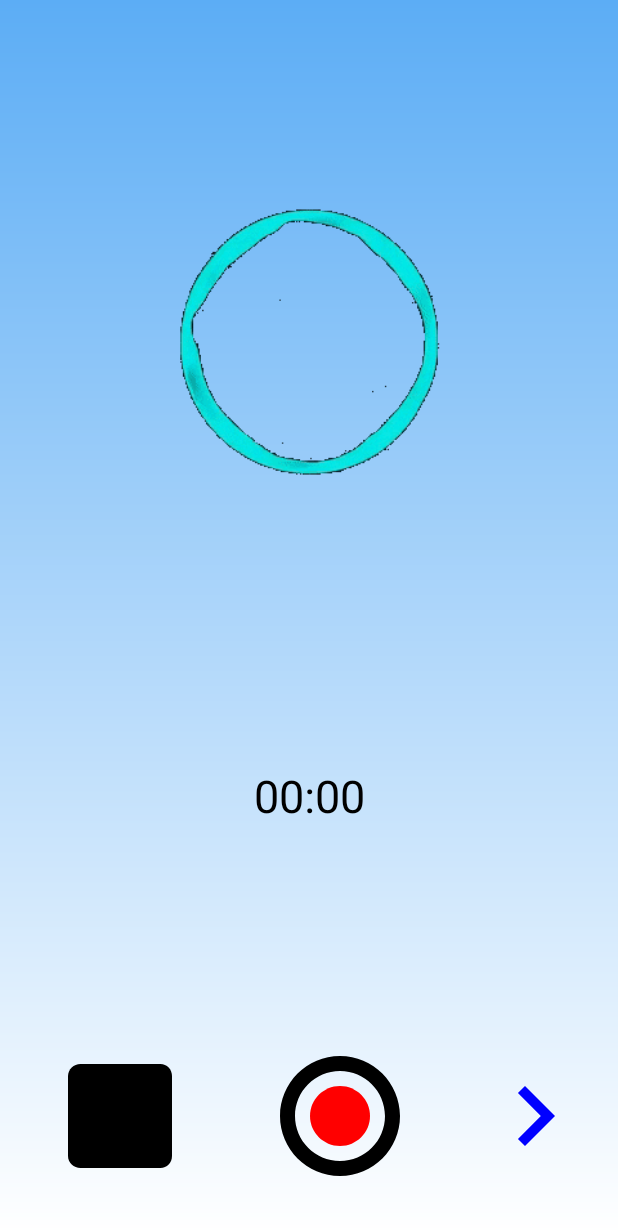
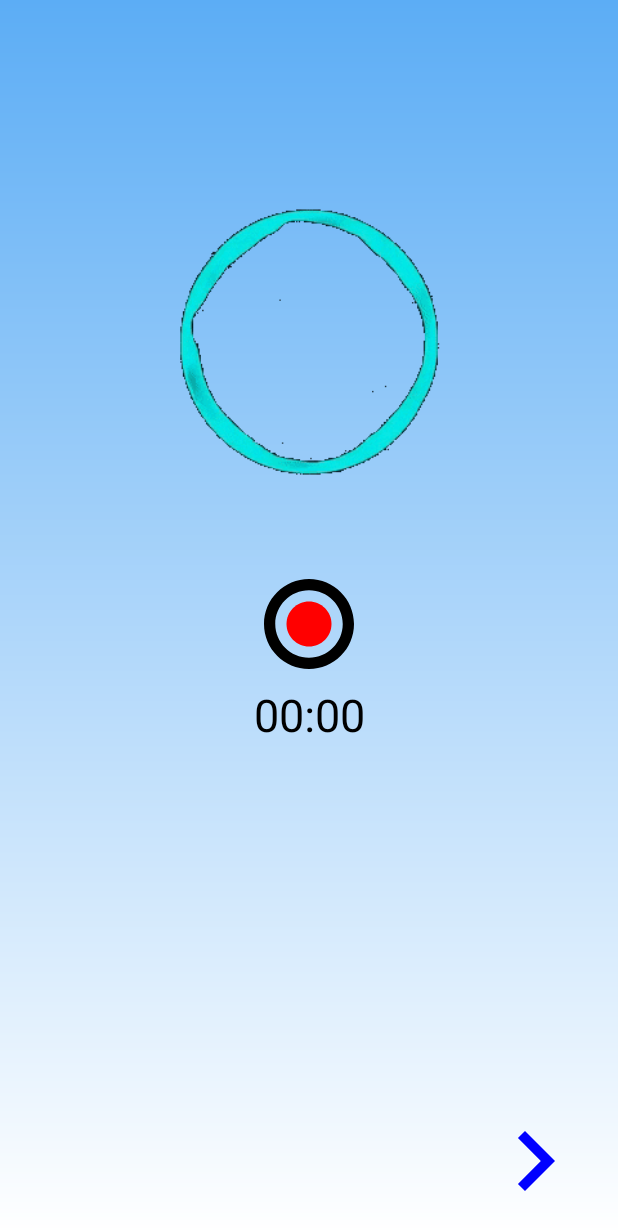
Before and after one commit to ahmad-shaban/age-estimator, an Android app: the RecordActivity screen opened directly, with no data from a screen before it, on a phone screen of 412 x 824 dp. Shown: the top 1230 px of the screen. Run offline under Robolectric (Android 15) with nearby library versions, the phone set to English and light mode, and no system bars.

Commit message:
update record activity interface

```diff
--- /dev/null
+++ b/app/src/main/res/drawable/back_btn.xml
@@ -0,0 +1,5 @@
+<vector android:autoMirrored="true" android:height="24dp"
+    android:tint="#4F4F4F" android:viewportHeight="24"
+    android:viewportWidth="24" android:width="24dp" xmlns:android="http://schemas.android.com/apk/res/android">
+    <path android:fillColor="@android:color/white" android:pathData="M20,11H7.83l5.59,-5.59L12,4l-8,8 8,8 1.41,-1.41L7.83,13H20v-2z"/>
+</vector>
--- /dev/null
+++ b/app/src/main/res/drawable/rec_toggle_btn.xml
@@ -0,0 +1,13 @@
+<?xml version="1.0" encoding="utf-8"?>
+<selector xmlns:android="http://schemas.android.com/apk/res/android">
+
+    <item android:state_checked="false"
+        android:drawable="@drawable/ic_record"
+        />
+
+    <item
+        android:state_checked="true"
+        android:drawable="@drawable/stop"
+        />
+
+</selector>
--- /dev/null
+++ b/app/src/main/res/drawable/stop.xml
@@ -0,0 +1,5 @@
+<vector android:height="24dp" android:tint="#000000"
+    android:viewportHeight="24" android:viewportWidth="24"
+    android:width="24dp" xmlns:android="http://schemas.android.com/apk/res/android">
+    <path android:fillColor="@android:color/white" android:pathData="M6,6h12v12H6z"/>
+</vector>
--- a/app/src/main/res/layout/activity_record.xml
+++ b/app/src/main/res/layout/activity_record.xml
@@ -24,37 +24,22 @@
         android:textSize="30sp"
         android:textAlignment="center"
         android:layout_margin="10dp"
-        app:layout_constraintTop_toBottomOf="@+id/recGif"
-        app:layout_constraintBottom_toTopOf="@+id/recBtn"
+        app:layout_constraintTop_toBottomOf="@+id/recBtn"
         app:layout_constraintStart_toStartOf="parent"
         app:layout_constraintEnd_toEndOf="parent"
         />
 
-    <ImageButton
+    <ToggleButton
         android:id="@+id/recBtn"
-        android:layout_width="100dp"
-        android:layout_height="100dp"
-        android:background="@drawable/round_btn"
-        android:src="@drawable/ic_record"
-        android:scaleType="fitCenter"
-        android:padding="10dp"
-        app:layout_constraintBottom_toBottomOf="parent"
-        app:layout_constraintEnd_toStartOf="@+id/nextBtn"
-        android:layout_marginEnd="30dp"
-        android:layout_marginBottom="30dp"
-        />
-
-    <ImageButton
-        android:id="@+id/stopBtn"
-        android:layout_width="100dp"
-        android:layout_height="100dp"
-        android:background="@drawable/round_btn"
-        android:src="@drawable/ic_stop"
-        android:scaleType="fitCenter"
-        android:padding="15dp"
-        app:layout_constraintBottom_toBottomOf="@+id/recBtn"
+        android:layout_width="60dp"
+        android:layout_height="60dp"
+        android:background="@drawable/rec_toggle_btn"
+        android:textOff=""
+        android:textOn=""
+        app:layout_constraintTop_toBottomOf="@+id/recGif"
         app:layout_constraintStart_toStartOf="parent"
-        android:layout_marginStart="30dp"
+        app:layout_constraintEnd_toEndOf="parent"
+        android:layout_marginTop="20dp"
         />
 
     <ImageButton
@@ -65,7 +50,7 @@
         android:src="@drawable/next"
         android:scaleType="fitCenter"
         android:padding="10dp"
-        app:layout_constraintBottom_toBottomOf="@+id/recBtn"
+        app:layout_constraintBottom_toBottomOf="parent"
         app:layout_constraintEnd_toEndOf="parent"
         android:layout_marginEnd="5dp"
         />
```
